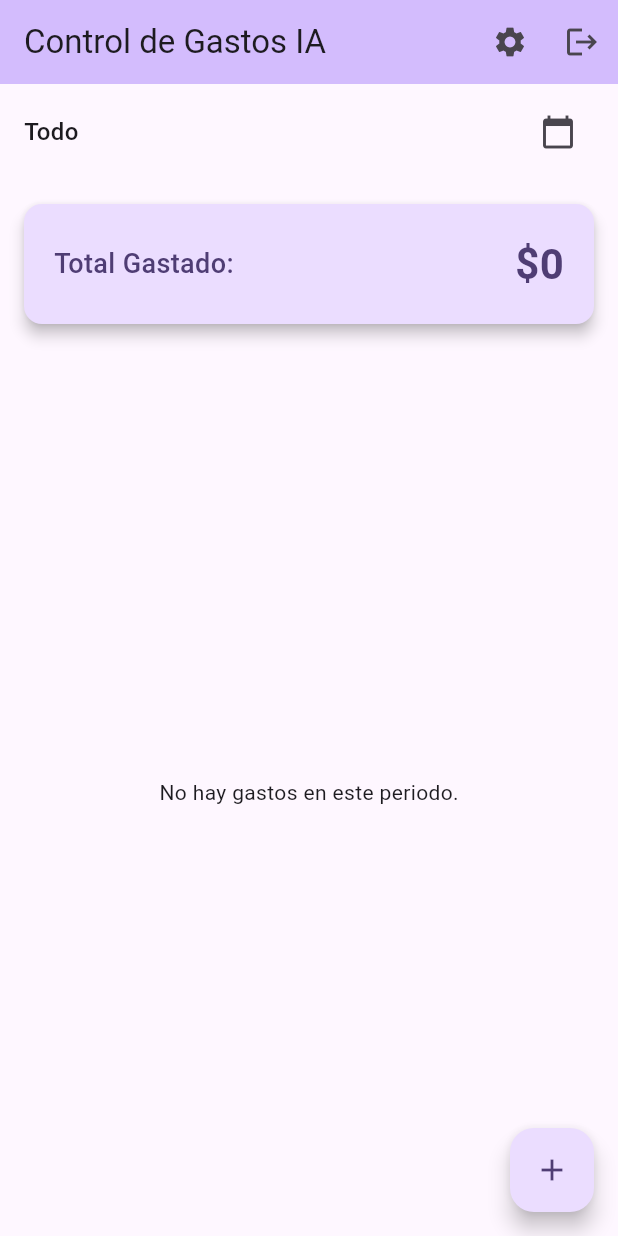
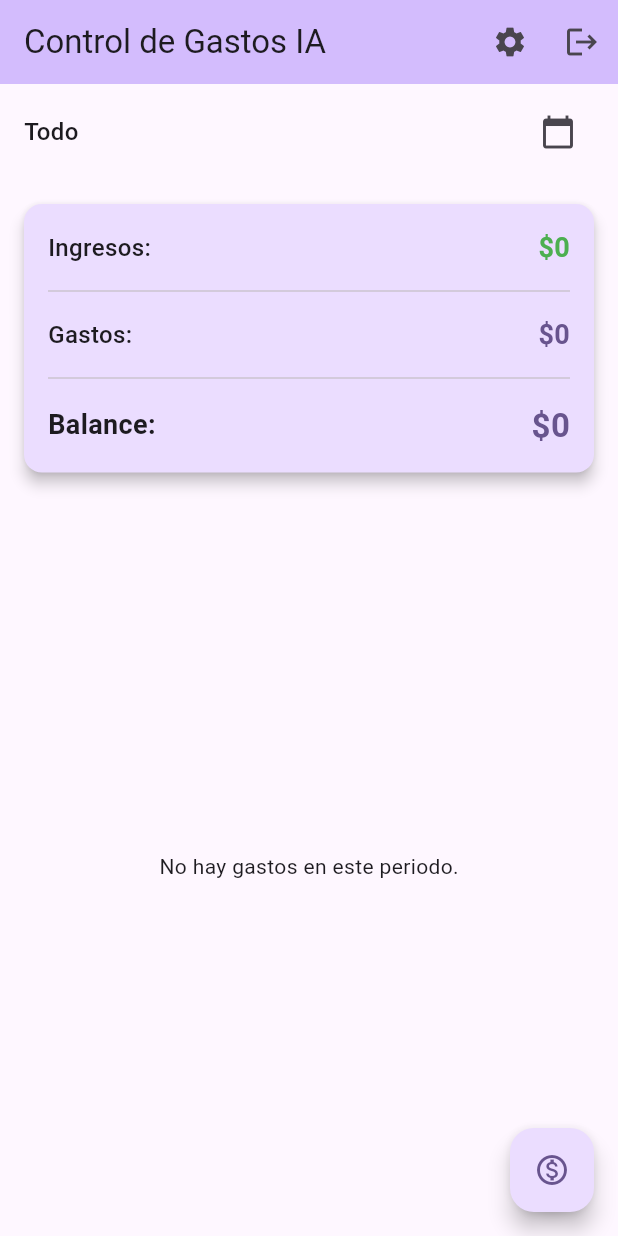
Before and after one commit to mmaurogg/gastos_inteligentes, a Flutter app: the HomeScreen screen opened directly, on a phone screen of 412 x 824 dp. Run offline on Flutter 3.47's test engine with Material 3 defaults, Android fonts, the phone set to English and light mode, and no system bars; our stand-ins replace google_generative_ai, permission_handler, shared_preferences, speech_to_text, sqflite; accounts and stored records are empty.

Commit message:
feat: añadido ingresos al proyecto

```diff
--- a/lib/main.dart
+++ b/lib/main.dart
@@ -2,6 +2,7 @@ import 'package:flutter/material.dart';
 import 'package:provider/provider.dart';
 import 'package:shared_preferences/shared_preferences.dart';
 import 'providers/expense_provider.dart';
+import 'providers/income_provider.dart';
 import 'screens/home_screen.dart';
 import 'screens/api_key_screen.dart';
 
@@ -19,7 +20,10 @@ class MyApp extends StatelessWidget {
   @override
   Widget build(BuildContext context) {
     return MultiProvider(
-      providers: [ChangeNotifierProvider(create: (_) => ExpenseProvider())],
+      providers: [
+        ChangeNotifierProvider(create: (_) => ExpenseProvider()),
+        ChangeNotifierProvider(create: (_) => IncomeProvider()),
+      ],
       child: MaterialApp(
         title: 'Gastos Inteligentes',
         theme: ThemeData(
--- /dev/null
+++ b/lib/models/income.dart
@@ -0,0 +1,40 @@
+class Income {
+  final int? id;
+  final String name;
+  final String category;
+  final double amount;
+  final DateTime date;
+
+  Income({
+    this.id,
+    required this.name,
+    required this.category,
+    required this.amount,
+    required this.date,
+  });
+
+  Map<String, dynamic> toMap() {
+    return {
+      'id': id,
+      'name': name,
+      'category': category,
+      'amount': amount,
+      'date': date.toIso8601String(),
+    };
+  }
+
+  @override
+  String toString() {
+    return 'Income{id: $id, name: $name, category: $category, amount: $amount, date: $date}';
+  }
+
+  factory Income.fromMap(Map<String, dynamic> map) {
+    return Income(
+      id: map['id'],
+      name: map['name'],
+      category: map['category'],
+      amount: map['amount'],
+      date: DateTime.parse(map['date']),
+    );
+  }
+}
--- /dev/null
+++ b/lib/providers/income_provider.dart
@@ -0,0 +1,53 @@
+import 'package:flutter/material.dart';
+import '../models/income.dart';
+import '../db/database_helper.dart';
+
+class IncomeProvider with ChangeNotifier {
+  List<Income> _incomes = [];
+  final DatabaseHelper _dbHelper = DatabaseHelper();
+
+  DateTimeRange? _selectedDateRange;
+
+  List<Income> get incomes {
+    if (_selectedDateRange == null) {
+      return _incomes;
+    }
+    return _incomes.where((income) {
+      return income.date.isAfter(
+            _selectedDateRange!.start.subtract(const Duration(days: 1)),
+          ) &&
+          income.date.isBefore(
+            _selectedDateRange!.end.add(const Duration(days: 1)),
+          );
+    }).toList();
+  }
+
+  double get totalIncomes {
+    return incomes.fold(0.0, (sum, item) => sum + item.amount);
+  }
+
+  void setDateRange(DateTimeRange? range) {
+    _selectedDateRange = range;
+    notifyListeners();
+  }
+
+  Future<void> loadIncomes() async {
+    _incomes = await _dbHelper.getIncomes();
+    notifyListeners();
+  }
+
+  Future<void> addIncome(Income income) async {
+    await _dbHelper.insertIncome(income);
+    await loadIncomes();
+  }
+
+  Future<void> updateIncome(Income income) async {
+    await _dbHelper.updateIncome(income);
+    await loadIncomes();
+  }
+
+  Future<void> deleteIncome(int id) async {
+    await _dbHelper.deleteIncome(id);
+    await loadIncomes();
+  }
+}
--- a/lib/screens/home_screen.dart
+++ b/lib/screens/home_screen.dart
@@ -1,9 +1,12 @@
 import 'package:flutter/material.dart';
+import 'package:gastos_inteligentes/screens/widgets/expandible_button.dart';
 import 'package:provider/provider.dart';
 import 'package:intl/intl.dart';
 import '../providers/expense_provider.dart';
+import '../providers/income_provider.dart';
 import '../models/expense.dart';
 import 'add_expense_screen.dart';
+import 'add_income_screen.dart';
 import 'permissions_screen.dart';
 import 'api_key_screen.dart';
 import 'package:shared_preferences/shared_preferences.dart';
@@ -23,6 +26,7 @@ class _HomeScreenState extends State<HomeScreen> {
     WidgetsBinding.instance.addPostFrameCallback((_) {
       if (mounted) {
         Provider.of<ExpenseProvider>(context, listen: false).loadExpenses();
+        Provider.of<IncomeProvider>(context, listen: false).loadIncomes();
       }
     });
   }
@@ -111,23 +115,26 @@ class _HomeScreenState extends State<HomeScreen> {
           ),
         ],
       ),
-      body: Consumer<ExpenseProvider>(
-        builder: (context, provider, child) {
+      body: Consumer2<ExpenseProvider, IncomeProvider>(
+        builder: (context, expenseProvider, incomeProvider, child) {
           return Column(
             children: [
               _buildFilterBar(),
 
-              _buildDashboardHeader(provider.totalExpenses),
+              _buildDashboardHeader(
+                expenseProvider.totalExpenses,
+                incomeProvider.totalIncomes,
+              ),
 
               Expanded(
-                child: provider.expenses.isEmpty
+                child: expenseProvider.expenses.isEmpty
                     ? const Center(
                         child: Text('No hay gastos en este periodo.'),
                       )
                     : Builder(
                         builder: (context) {
                           final groupedExpenses = _groupExpensesByMonth(
-                            provider.expenses,
+                            expenseProvider.expenses,
                           );
                           return ListView.builder(
                             itemCount: groupedExpenses.length,
@@ -158,7 +165,7 @@ class _HomeScreenState extends State<HomeScreen> {
                                 key: Key(expense.id.toString()),
                                 background: Container(color: Colors.red),
                                 onDismissed: (direction) {
-                                  provider.deleteExpense(expense.id!);
+                                  expenseProvider.deleteExpense(expense.id!);
                                 },
                                 child: ListTile(
                                   onTap: () {
@@ -206,47 +213,129 @@ class _HomeScreenState extends State<HomeScreen> {
           );
         },
       ),
-      floatingActionButton: FloatingActionButton(
+      floatingActionButton: ExpandableFab(
+        icon: Icon(
+          Icons.monetization_on_outlined,
+          color: Theme.of(context).colorScheme.primary,
+        ),
+        children: [
+          FloatingActionButton(
             onPressed: () {
               Navigator.push(
                 context,
-            MaterialPageRoute(builder: (context) => const AddExpenseScreen()),
+                MaterialPageRoute(
+                  builder: (context) => const AddIncomeScreen(),
+                ),
               );
             },
-        child: const Icon(Icons.add),
+            heroTag: 'add_income',
+            backgroundColor: Colors.green[400],
+            child: const Icon(
+              Icons.account_balance_wallet,
+              color: Colors.white,
+            ),
+          ),
+          const SizedBox(height: 16),
+          FloatingActionButton(
+            onPressed: () {
+              Navigator.push(
+                context,
+                MaterialPageRoute(
+                  builder: (context) => const AddExpenseScreen(),
+                ),
+              );
+            },
+            heroTag: 'add_expense',
+            backgroundColor: Colors.red[400],
+            child: const Icon(Icons.wallet, color: Colors.white),
+          ),
+        ],
       ),
     );
   }
 
-  Widget _buildDashboardHeader(double total) {
+  Widget _buildDashboardHeader(double totalExpenses, double totalIncomes) {
+    final balance = totalIncomes - totalExpenses;
     return Card(
       margin: const EdgeInsets.all(16.0),
       elevation: 4,
       color: Theme.of(context).colorScheme.primaryContainer,
       child: Padding(
-        padding: const EdgeInsets.all(20.0),
-        child: Row(
+        padding: const EdgeInsets.all(16.0),
+        child: Column(
+          children: [
+            Row(
               mainAxisAlignment: MainAxisAlignment.spaceBetween,
               children: [
-            Text(
-              'Total Gastado:',
-              style: TextStyle(
-                fontSize: 18,
-                fontWeight: FontWeight.w500,
-                color: Theme.of(context).colorScheme.onPrimaryContainer,
-              ),
+                const Text(
+                  'Ingresos:',
+                  style: TextStyle(fontSize: 16, fontWeight: FontWeight.w500),
                 ),
                 Text(
                   NumberFormat.currency(
                     locale: 'en_US',
                     symbol: '\$',
                     decimalDigits: 0,
-              ).format(total),
+                  ).format(totalIncomes),
+                  style: const TextStyle(
+                    fontSize: 18,
+                    fontWeight: FontWeight.bold,
+                    color: Colors.green,
+                  ),
+                ),
+              ],
+            ),
+            Padding(
+              padding: const EdgeInsets.symmetric(vertical: 8.0),
+              child: const Divider(),
+            ),
+            Row(
+              mainAxisAlignment: MainAxisAlignment.spaceBetween,
+              children: [
+                const Text(
+                  'Gastos:',
+                  style: TextStyle(fontSize: 16, fontWeight: FontWeight.w500),
+                ),
+                Text(
+                  NumberFormat.currency(
+                    locale: 'en_US',
+                    symbol: '\$',
+                    decimalDigits: 0,
+                  ).format(totalExpenses),
                   style: TextStyle(
-                fontSize: 28,
+                    fontSize: 18,
                     fontWeight: FontWeight.bold,
-                color: Theme.of(context).colorScheme.onPrimaryContainer,
+                    color: Theme.of(context).colorScheme.primary,
                   ),
+                ),
+              ],
+            ),
+            Padding(
+              padding: const EdgeInsets.symmetric(vertical: 8.0),
+              child: const Divider(),
+            ),
+            Row(
+              mainAxisAlignment: MainAxisAlignment.spaceBetween,
+              children: [
+                const Text(
+                  'Balance:',
+                  style: TextStyle(fontSize: 18, fontWeight: FontWeight.bold),
+                ),
+                Text(
+                  NumberFormat.currency(
+                    locale: 'en_US',
+                    symbol: '\$',
+                    decimalDigits: 0,
+                  ).format(balance),
+                  style: TextStyle(
+                    fontSize: 22,
+                    fontWeight: FontWeight.bold,
+                    color: balance >= 0
+                        ? Theme.of(context).colorScheme.primary
+                        : Colors.red,
+                  ),
+                ),
+              ],
             ),
           ],
         ),
--- a/lib/screens/widgets/expandible_button.dart
+++ b/lib/screens/widgets/expandible_button.dart
@@ -3,12 +3,14 @@ import 'package:flutter/material.dart';
 class ExpandableFab extends StatefulWidget {
   const ExpandableFab({
     super.key,
-    required this.distance,
+    this.distance = 80.0,
     required this.children,
+    this.icon = const Icon(Icons.add),
   });
 
   final double distance;
   final List<Widget> children;
+  final Icon icon;
 
   @override
   State<ExpandableFab> createState() => _ExpandableFabState();
@@ -61,7 +63,7 @@ class _ExpandableFabState extends State<ExpandableFab>
         children: [
           _buildTapToCloseFab(),
           ..._buildExpandingActionButtons(),
-          _buildTapToOpenFab(),
+          _buildTapToOpenFab(widget.icon),
         ],
       ),
     );
@@ -109,7 +111,7 @@ class _ExpandableFabState extends State<ExpandableFab>
     return children;
   }
 
-  Widget _buildTapToOpenFab() {
+  Widget _buildTapToOpenFab(Icon icon) {
     return IgnorePointer(
       ignoring: _open,
       child: AnimatedContainer(
@@ -125,10 +127,7 @@ class _ExpandableFabState extends State<ExpandableFab>
           opacity: _open ? 0.0 : 1.0,
           curve: const Interval(0.25, 1.0, curve: Curves.easeInOut),
           duration: const Duration(milliseconds: 250),
-          child: FloatingActionButton(
-            onPressed: _toggle,
-            child: const Icon(Icons.create),
-          ),
+          child: FloatingActionButton(onPressed: _toggle, child: icon),
         ),
       ),
     );
```
Also changed, not shown: lib/db/database_helper.dart (+58 -0 lines), lib/screens/add_income_screen.dart (added, +331 -0 lines), lib/services/ai_service.dart (+48 -0 lines). Lines whose indentation alone changed are shown as unchanged.
